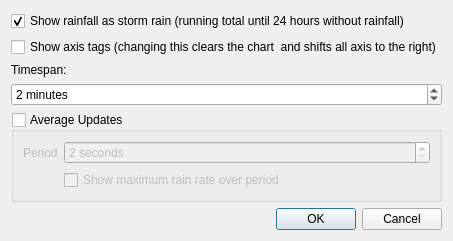
davidrg/zxweather, file desktop/charts/livechartoptionsdialog.ui: the form before one commit.
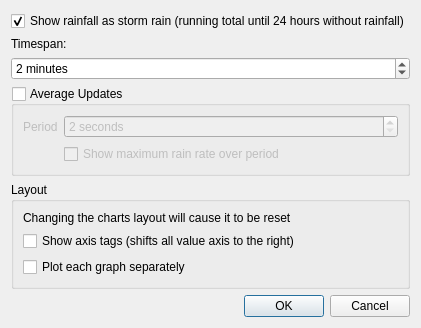
The form after the commit. Icons and pictures are not drawn.

Commit message: Add support for multiple axis rects in the live plot window

```diff
--- a/desktop/charts/livechartoptionsdialog.ui
+++ b/desktop/charts/livechartoptionsdialog.ui
@@ -7,7 +7,7 @@
     <x>0</x>
     <y>0</y>
     <width>410</width>
-    <height>214</height>
+    <height>289</height>
    </rect>
   </property>
   <property name="windowTitle">
@@ -28,13 +28,6 @@
      </property>
     </widget>
    </item>
-   <item>
-    <widget class="QCheckBox" name="cbAxisTags">
-     <property name="text">
-      <string>Show axis tags (changing this clears the chart  and shifts all axis to the right)</string>
-     </property>
-    </widget>
-   </item>
    <item>
     <widget class="QLabel" name="label_2">
      <property name="text">
@@ -97,6 +90,36 @@
      </layout>
     </widget>
    </item>
+   <item>
+    <widget class="QGroupBox" name="groupBox">
+     <property name="title">
+      <string>Layout</string>
+     </property>
+     <layout class="QVBoxLayout" name="verticalLayout_2">
+      <item>
+       <widget class="QLabel" name="label_3">
+        <property name="text">
+         <string>Changing the charts layout will cause it to be reset</string>
+        </property>
+       </widget>
+      </item>
+      <item>
+       <widget class="QCheckBox" name="cbAxisTags">
+        <property name="text">
+         <string>Show axis tags (shifts all value axis to the right)</string>
+        </property>
+       </widget>
+      </item>
+      <item>
+       <widget class="QCheckBox" name="cbMultiAxisRect">
+        <property name="text">
+         <string>Plot each graph separately</string>
+        </property>
+       </widget>
+      </item>
+     </layout>
+    </widget>
+   </item>
    <item>
     <widget class="QDialogButtonBox" name="buttonBox">
      <property name="orientation">
```
Left out of the diff: 6 changed lines with no effect on the pictures. The commit also changes 11 other files.
